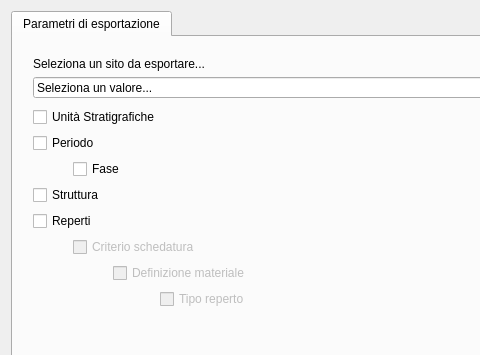
The window that gui/ui/pyarchinit_images_export_ui.ui (pyarchinit/pyarchinit) describes before a commit, drawn with Qt 5; both pictures show x 0 to 480 and y 0 to 355 of the 588 by 511 pixel window.
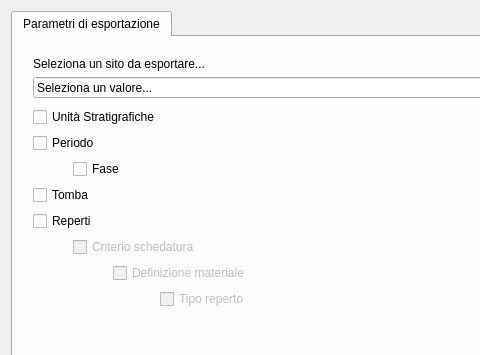
The same window after the commit. Icons and pictures are not drawn.

Patch:
```diff
--- a/gui/ui/pyarchinit_images_export_ui.ui
+++ b/gui/ui/pyarchinit_images_export_ui.ui
@@ -290,7 +290,7 @@
         <item row="3" column="0" colspan="2">
          <widget class="QCheckBox" name="checkBox_struttura">
           <property name="text">
-           <string>Struttura</string>
+           <string>Tomba</string>
           </property>
          </widget>
         </item>
```
Left out of the diff: 2 changed lines with no effect on the pictures.
